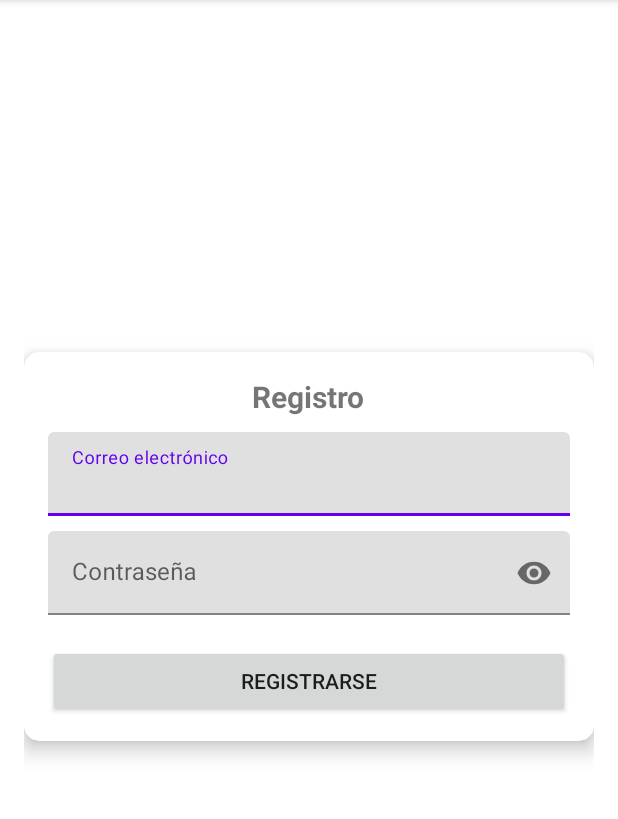
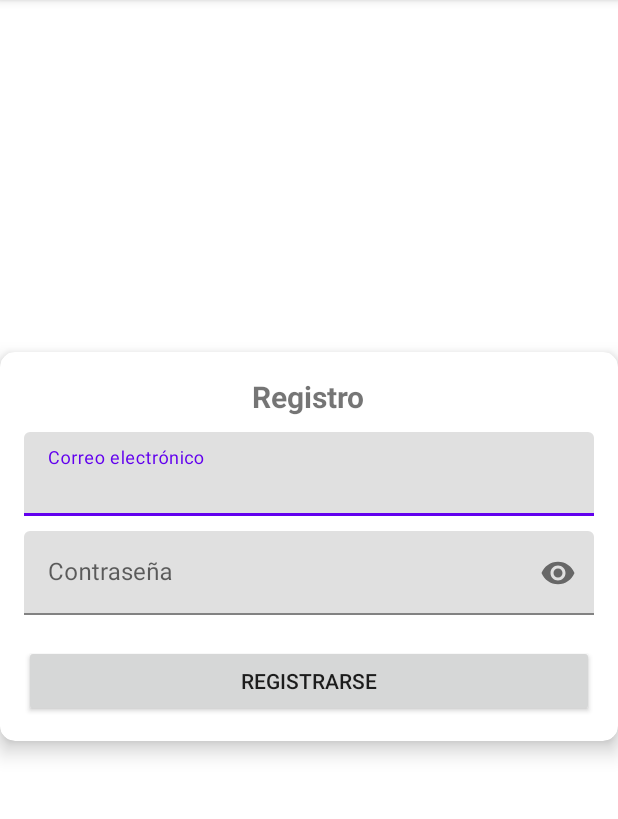
Before and after one commit to Arycer/ProgMultimedia_LeagueTracker, an Android app: the RegisterActivity screen opened directly, with no data from a screen before it, after a tap on "REGISTRARSE", on a phone screen of 412 x 824 dp, the part 84-903 px from its top. Run offline under Robolectric (Android 15) with nearby library versions, the phone set to English and light mode, and no system bars; our stand-ins replace Firebase (no records; nobody signed in at launch, a user with empty details on screens opened directly).

Commit message:
✨ (LoginActivity.kt): add session validation with Firebase user reload ♻️ (LoginActivity.kt): refactor session management and improve messages ✨ (RegisterActivity.kt): implement edge-to-edge UI and refactor code ♻️ (RegisterActivity.kt): streamline registration process and improve messages ✨ (activity_register.xml): add ID to main layout for insets handling

```diff
--- a/app/src/main/java/me/arycer/leaguetracker/RegisterActivity.kt
+++ b/app/src/main/java/me/arycer/leaguetracker/RegisterActivity.kt
@@ -1,76 +1,88 @@
 package me.arycer.leaguetracker
 
-import android.annotation.SuppressLint
 import android.content.Intent
 import android.os.Bundle
 import android.widget.Button
 import android.widget.EditText
 import android.widget.Toast
+import androidx.activity.enableEdgeToEdge
 import androidx.appcompat.app.AppCompatActivity
+import androidx.core.view.ViewCompat
+import androidx.core.view.WindowInsetsCompat
 import com.google.firebase.auth.FirebaseAuth
 
 class RegisterActivity : AppCompatActivity() {
-
+    private lateinit var emailEditText: EditText
+    private lateinit var passwordEditText: EditText
+    private lateinit var registerButton: Button
     private lateinit var auth: FirebaseAuth
 
-    @SuppressLint("MissingInflatedId")
     override fun onCreate(savedInstanceState: Bundle?) {
         super.onCreate(savedInstanceState)
+        enableEdgeToEdge()
         setContentView(R.layout.activity_register)
 
-        // Inicializar Firebase Auth
         auth = FirebaseAuth.getInstance()
+        setupUI()
+        setupListeners()
+    }
 
-        val emailEditText = findViewById<EditText>(R.id.email)
-        val passwordEditText = findViewById<EditText>(R.id.password)
-        val registerButton = findViewById<Button>(R.id.registrar)
+    private fun setupUI() {
+        emailEditText = findViewById(R.id.email)
+        passwordEditText = findViewById(R.id.password)
+        registerButton = findViewById(R.id.registrar)
 
-        registerButton.setOnClickListener {
-            val email = emailEditText.text.toString()
-            val password = passwordEditText.text.toString()
-
-            if (email.isEmpty() || password.isEmpty()) {
-                Toast.makeText(this, "Por favor, ingrese todos los campos", Toast.LENGTH_SHORT).show()
-            } else {
-                // Intentar registrar al usuario
-                registerUser(email, password) { isSuccess, msg ->
-                    if (isSuccess) {
-                        // Si el registro fue exitoso
-                        Toast.makeText(this, "Usuario registrado exitosamente. Verifique su correo.", Toast.LENGTH_SHORT).show()
-
-                        // Redirigir a LoginActivity
-                        val intent = Intent(this, LoginActivity::class.java)
-                        startActivity(intent)
-                        finish()  // Cerrar la Activity actual
-                    } else {
-                        // Si ocurrió un error en el registro
-                        Toast.makeText(this, msg, Toast.LENGTH_SHORT).show()
-                    }
-                }
-            }
+        ViewCompat.setOnApplyWindowInsetsListener(findViewById(R.id.main)) { v, insets ->
+            v.setPadding(
+                insets.getInsets(WindowInsetsCompat.Type.systemBars()).left,
+                insets.getInsets(WindowInsetsCompat.Type.systemBars()).top,
+                insets.getInsets(WindowInsetsCompat.Type.systemBars()).right,
+                insets.getInsets(WindowInsetsCompat.Type.systemBars()).bottom
+            )
+            insets
         }
     }
 
-    private fun registerUser(email: String, password: String, onResult: (Boolean, String) -> Unit) {
+    private fun setupListeners() {
+        registerButton.setOnClickListener {
+            val email = emailEditText.text.toString().trim()
+            val password = passwordEditText.text.toString().trim()
+
+            if (email.isEmpty() || password.isEmpty()) {
+                showToast("Debes rellenar todos los campos para completar esta acción")
+                return@setOnClickListener
+            }
+            registerUser(email, password)
+        }
+    }
+
+    private fun registerUser(email: String, password: String) {
         auth.createUserWithEmailAndPassword(email, password)
             .addOnCompleteListener(this) { task ->
                 if (task.isSuccessful) {
-                    // Usuario creado exitosamente
                     val user = auth.currentUser
                     user?.sendEmailVerification()
                         ?.addOnCompleteListener { verificationTask ->
                             if (verificationTask.isSuccessful) {
-                                // Enviado correo de verificación
-                                onResult(true, "Correo de verificación enviado")
+                                showToast("Registro completado. Por favor, comprueba tu bandeja de entrada para verificar tu dirección de correo electrónico.")
+                                navigateToLogin()
                             } else {
-                                // Error al enviar correo de verificación
-                                onResult(false, "Error al enviar correo de verificación")
+                                showToast("Error al enviar correo de verificación")
                             }
                         }
                 } else {
-                    // Error en el registro
-                    onResult(false, "Error en el registro: ${task.exception?.message}")
+                    showToast("Error en el registro: ${task.exception?.message}")
                 }
             }
     }
+
+    private fun navigateToLogin() {
+        val intent = Intent(this, LoginActivity::class.java)
+        startActivity(intent)
+        finish()
+    }
+
+    private fun showToast(message: String) {
+        Toast.makeText(this, message, Toast.LENGTH_SHORT).show()
+    }
 }
--- a/app/src/main/res/layout/activity_register.xml
+++ b/app/src/main/res/layout/activity_register.xml
@@ -6,6 +6,7 @@
         android:layout_width="match_parent"
         android:layout_height="match_parent"
         android:padding="16dp"
+        android:id="@+id/main"
         tools:context=".RegisterActivity">
 
     <androidx.cardview.widget.CardView
```
Also changed, not shown: app/src/main/java/me/arycer/leaguetracker/LoginActivity.kt (+27 -7 lines).
